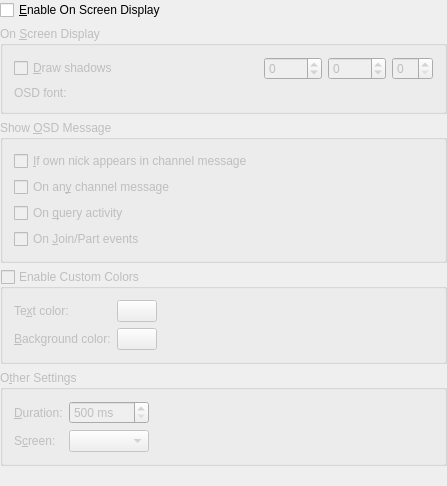
This is src/config/osd_configui.ui in KDE/konversation as Qt 5 draws it before an edit. The edited form follows.
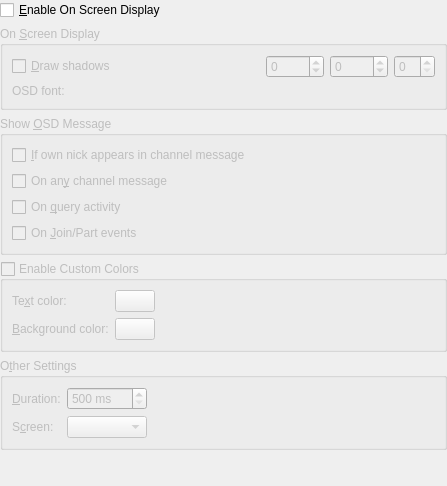
This is the edited form. Custom widgets are drawn as their Qt base class.

Commit message: Remove outdated <layoutdefault> from UI files

What changed in the file:
```diff
--- a/src/config/osd_configui.ui
+++ b/src/config/osd_configui.ui
@@ -315,7 +315,6 @@
    </item>
   </layout>
  </widget>
- <layoutdefault spacing="6" margin="11" />
  <customwidgets>
   <customwidget>
    <class>KColorButton</class>
```
The commit also changes 19 other files.
